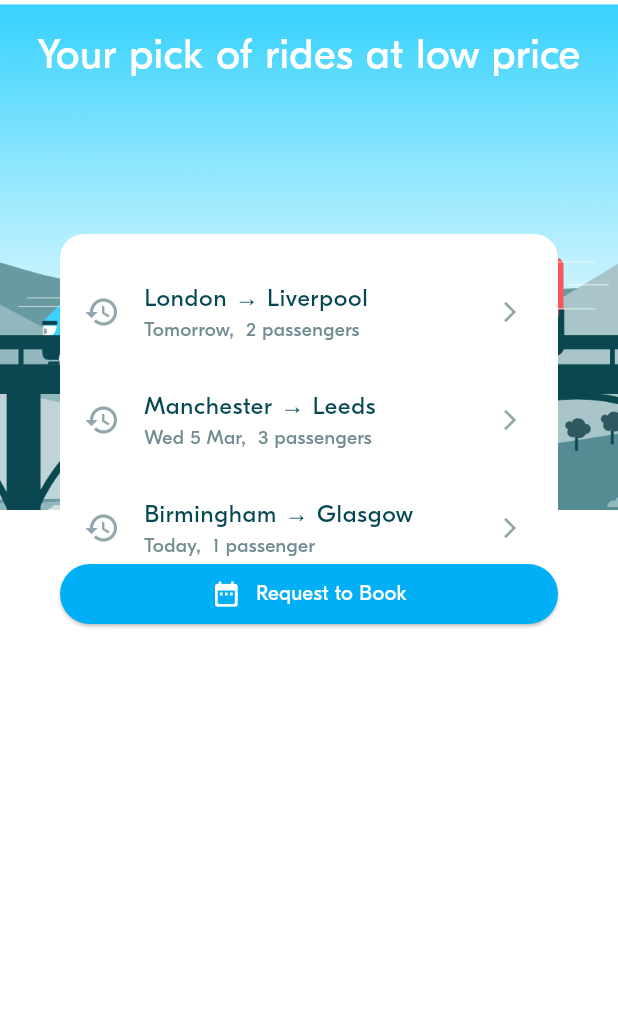
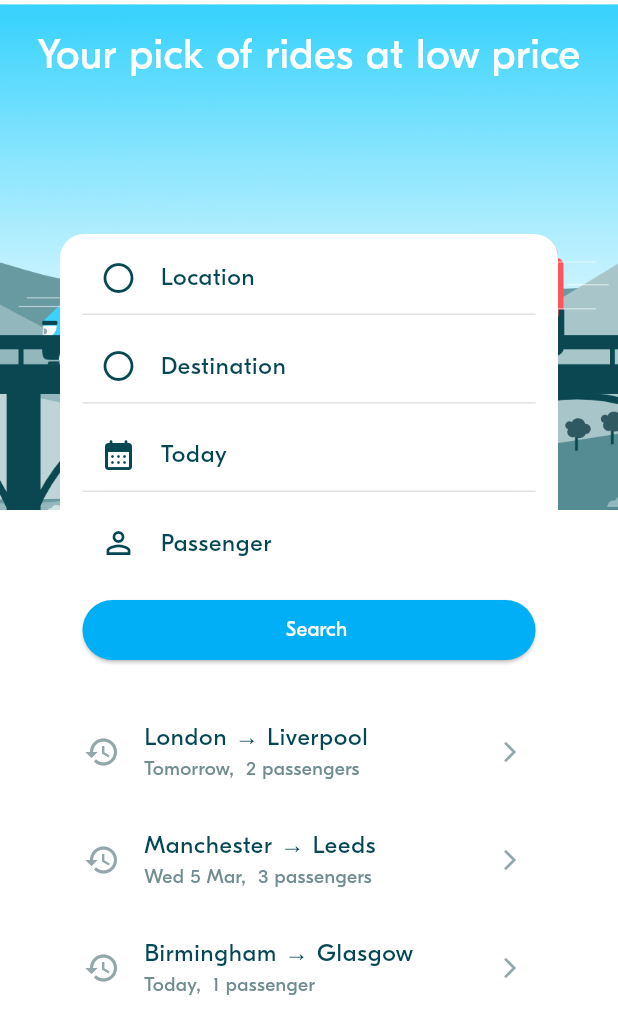
Before and after one commit to nangdypanhar/BlaBlaProject, a Flutter app: the screen it shows after launch, on a phone screen of 412 x 824 dp. Shown: the top 1034 px of the screen. Run offline on Flutter 3.47's test engine with Material 3 defaults, Android fonts, the phone set to English and light mode, and no system bars; project files that could hold a hidden picture were left out.

Commit message:
BLA-004 Implement Ride Preferences Form

```diff
--- a/lib/screens/ride_pref/ride_pref_screen.dart
+++ b/lib/screens/ride_pref/ride_pref_screen.dart
@@ -84,12 +84,11 @@ class _RidePrefScreenState extends State<RidePrefScreen> {
                     ),
                   ),
 
-                  BlaButton(
-                    text: "Request to Book",
-                    icon: Icon(Icons.date_range_rounded),
-                    onPressed: (){},
-                  ),
-
+                  // BlaButton(
+                  //   text: "Request to Book",
+                  //   icon: Icon(Icons.date_range_rounded),
+                  //   onPressed: (){},
+                  // ),
                 ],
               ),
             ),
--- a/lib/screens/ride_pref/widgets/ride_pref_form.dart
+++ b/lib/screens/ride_pref/widgets/ride_pref_form.dart
@@ -1,3 +1,8 @@
+import 'dart:ui';
+
+import 'package:bla_bla_project/theme/theme.dart';
+import 'package:bla_bla_project/widgets/actions/bla_button.dart';
+import 'package:bla_bla_project/widgets/display/bla_divider.dart';
 import 'package:flutter/material.dart';
 
 import '../../../model/ride/locations.dart';
@@ -27,8 +32,7 @@ class _RidePrefFormState extends State<RidePrefForm> {
   late DateTime departureDate;
   Location? arrival;
   late int requestedSeats;
-
-
+  final FocusNode _focusNodeLocation = FocusNode();
 
   // ----------------------------------
   // Initialize the Form attributes
@@ -44,22 +48,78 @@ class _RidePrefFormState extends State<RidePrefForm> {
   // Handle events
   // ----------------------------------
 
-
   // ----------------------------------
   // Compute the widgets rendering
   // ----------------------------------
-
 
   // ----------------------------------
   // Build the widgets
   // ----------------------------------
   @override
   Widget build(BuildContext context) {
-    return Column(
-        mainAxisAlignment: MainAxisAlignment.start,
-        crossAxisAlignment: CrossAxisAlignment.stretch,
+    return Padding(
+      padding: EdgeInsets.symmetric(horizontal: 15, vertical: 5),
+      child: Column(
+        mainAxisAlignment: MainAxisAlignment.spaceBetween,
+        crossAxisAlignment: CrossAxisAlignment.end,
         children: [
-
-        ]);
+          customInputField(
+              hintText: "Location",
+                icon: Icon(Icons.circle_outlined),
+              onTap: () {},
+              focusNode: _focusNodeLocation),
+          BlaDivider(),
+          SizedBox(height: 10),
+          customInputField(
+              hintText: "Destination",
+              icon: Icon(Icons.circle_outlined),
+              onTap: () {},
+              focusNode: _focusNodeLocation),
+          BlaDivider(),
+          SizedBox(height: 10),
+          customInputField(
+              hintText: "Today",
+              icon: Icon(Icons.calendar_month_rounded),
+              onTap: () {},
+              focusNode: _focusNodeLocation),
+          BlaDivider(),
+          SizedBox(height: 10),
+           customInputField(
+            hintText: "Passenger",
+            icon: Icon(Icons.person_outline_sharp),
+            onTap: () {},
+            focusNode: _focusNodeLocation
+          ),
+          SizedBox(height: 10),
+          BlaButton(text: "Search", onPressed: () {}),
+        ],
+      ),
+    );
   }
 }
+
+Widget customInputField({
+  required FocusNode focusNode,
+  required String hintText,
+  required Icon icon,
+  required VoidCallback onTap,
+}) {
+  return
+   Material(
+      borderRadius: BorderRadius.circular(12),
+      child: TextFormField(
+        onTap: onTap,
+        focusNode: focusNode,
+        readOnly: true,
+        decoration: InputDecoration(
+            prefixIcon: Icon(icon.icon, color: BlaColors.neutralDark),
+            hintText: hintText,
+            hintStyle: TextStyle(color: BlaColors.neutralDark),
+            contentPadding:
+                EdgeInsets.symmetric(vertical: 12.0, horizontal: 15.0),
+            filled: true,
+            fillColor: focusNode.hasFocus ? Colors.grey[200] : Colors.white,
+            border: InputBorder.none),
+      ),
+    );
+}
```
